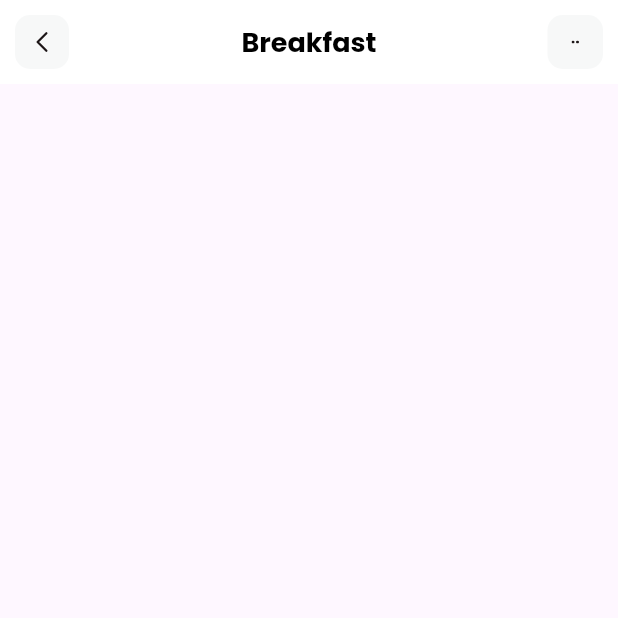
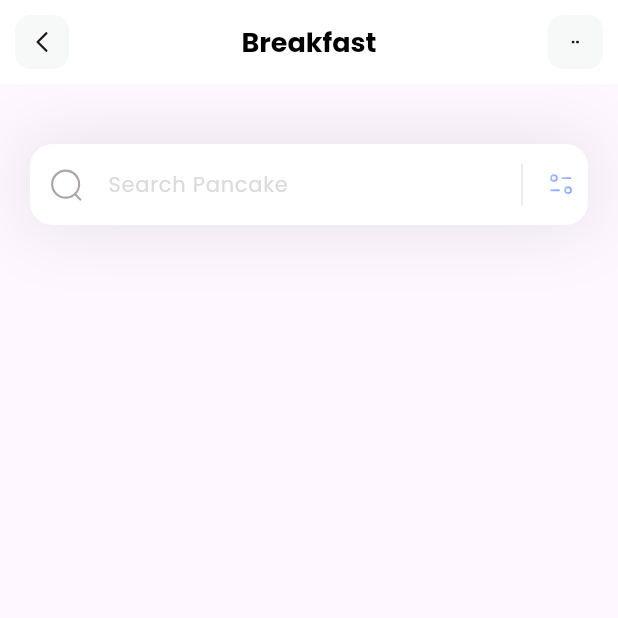
Before and after one commit to KaweeshKode/Fitness-App, a Flutter app: the screen it shows after launch, on a phone screen of 412 x 824 dp, the top half of it. Run offline on Flutter 3.47's test engine with Material 3 defaults, Android fonts, the phone set to English and light mode, and no system bars; our stand-ins replace flutter_svg.

Commit message:
SearchBar is ready

```diff
--- a/lib/pages/home.dart
+++ b/lib/pages/home.dart
@@ -8,6 +8,62 @@ class HomePage extends StatelessWidget {
   Widget build(BuildContext context) {
     return Scaffold(
       appBar: appBar(),
+      body: Column(
+        children: [
+          Container(
+            margin: EdgeInsets.only(top: 40, left: 20, right: 20),
+            decoration: BoxDecoration(
+              boxShadow: [
+                BoxShadow(
+                  color: Color(0xff101617).withOpacity(0.11),
+                  blurRadius: 40,
+                  spreadRadius: 0.0,
+                ),
+              ],
+            ),
+            child: TextField(
+              decoration: InputDecoration(
+                filled: true,
+                fillColor: Colors.white,
+                contentPadding: EdgeInsets.all(15),
+                hintText: 'Search Pancake',
+                hintStyle: TextStyle(
+                  color: Color(0xffDDDADA),
+                  fontSize: 14,
+                ),
+                prefixIcon: Padding(
+                  padding: const EdgeInsets.all(12),
+                  child: SvgPicture.asset('assets/icons/Search.svg'),
+                ),
+                suffixIcon: Container(
+                  width: 100,
+                  child: IntrinsicHeight(
+                    child: Row(
+                      mainAxisAlignment: MainAxisAlignment.end,
+                      children: [
+                        VerticalDivider(
+                          color: Colors.black,
+                          indent: 10,
+                          endIndent: 10,
+                          thickness: 0.1,
+                        ),
+                        Padding(
+                          padding: const EdgeInsets.all(8.0),
+                          child: SvgPicture.asset('assets/icons/Filter.svg'),
+                        ),
+                      ],
+                    ),
+                  ),
+                ),
+                border: OutlineInputBorder(
+                  borderRadius: BorderRadius.circular(15),
+                  borderSide: BorderSide.none,
+                ),
+              ),
+            ),
+          ),
+        ],
+      ),
     );
   }
 
```
